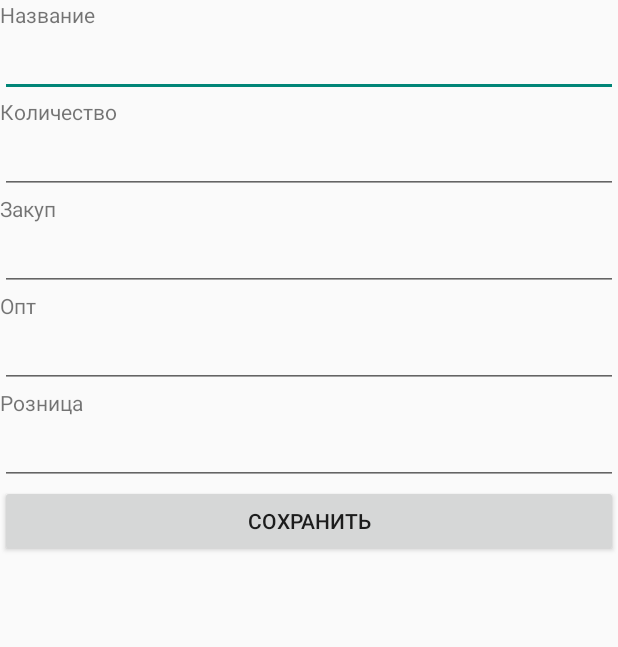
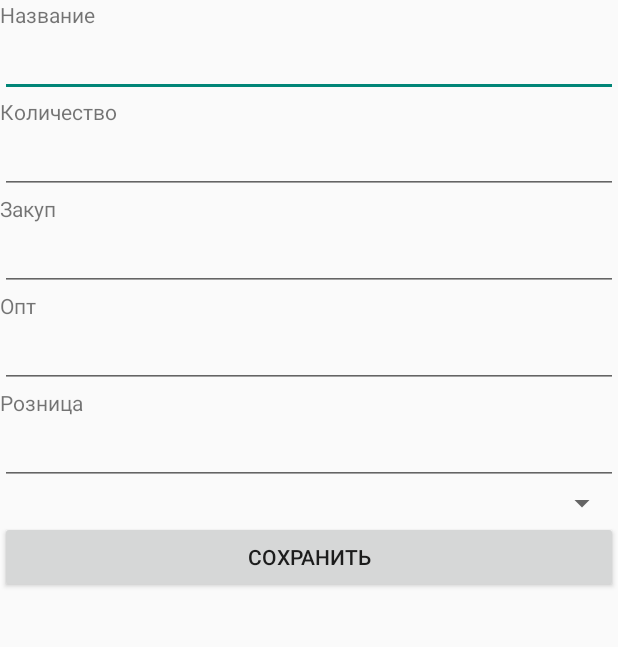
Before and after one commit to CyberDoge/BarCodeScaner, an Android app: the layout product_page.xml on its own in the app's theme, with its tools: preview values and no code run, on a phone screen of 412 x 824 dp, the part 37-684 px from its top. Run offline under Robolectric (Android 15) with nearby library versions, the phone set to English and light mode, and no system bars.

Commit message:
Listview add

```diff
--- a/app/src/main/res/layout/product_page.xml
+++ b/app/src/main/res/layout/product_page.xml
@@ -91,7 +91,11 @@
                 android:layout_height="wrap_content"
                 android:ems="10"
                 android:inputType="numberDecimal" />
-
+            <Spinner
+                android:id="@+id/spinner"
+                android:layout_width="match_parent"
+                android:layout_height="wrap_content">
+            </Spinner>
             <Button
                 android:id="@+id/button"
                 android:layout_width="match_parent"
```
Also changed, not shown: app/src/main/java/com/pganin/barcodescaner/ProductPage.java (+10 -0 lines), app/src/main/res/xml/spinner.xml (added, +13 -0 lines).
